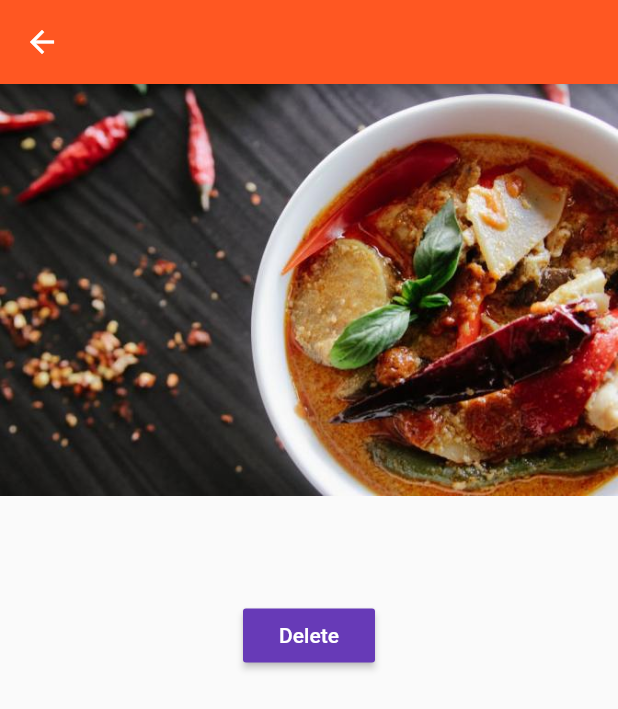
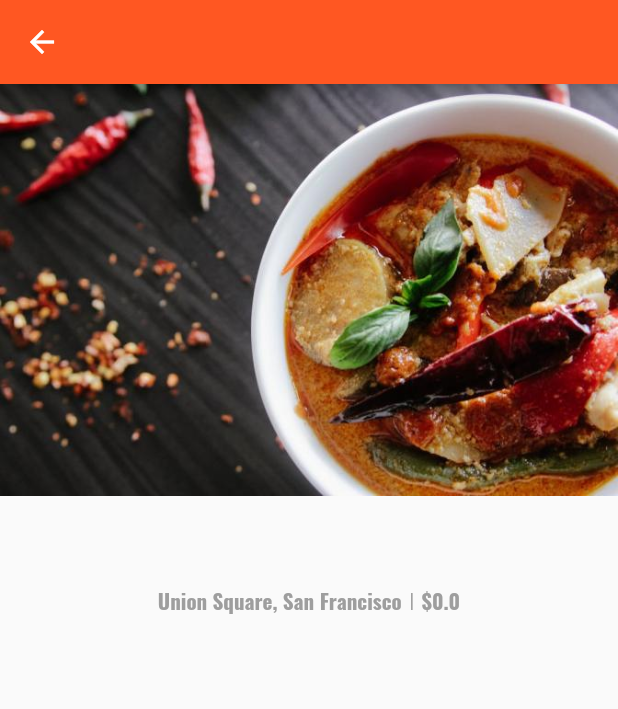
Before and after one commit to yapici/Udemy-Flutter-Tutorial, a Flutter app: the ProductAdmin screen opened by its route, after a tap on "Save", after a tap on "LOGIN", after a tap on the "info" icon, on a phone screen of 412 x 824 dp. Shown: the top 709 px of the screen. Run offline on Flutter 3.47's test engine with Material 2 defaults, Android fonts, the phone set to English and light mode, and no system bars.

Commit message:
End of Lecture 115: Code refactor

```diff
--- a/lib/main.dart
+++ b/lib/main.dart
@@ -66,6 +66,8 @@ class _MyAppState extends State<MyApp> {
             builder: (BuildContext context) => ProductPage(
                   _products[index]['title'],
                   _products[index]['image'],
+                  _products[index]['price'],
+                  _products[index]['description']
                 ),
           );
         }
--- a/lib/pages/auth.dart
+++ b/lib/pages/auth.dart
@@ -12,6 +12,58 @@ class _AuthPageState extends State<AuthPage> {
   String _passwordValue;
   bool _acceptTerms = false;
 
+  DecorationImage _buildBackgroundImage() {
+    return DecorationImage(
+        fit: BoxFit.cover,
+        colorFilter: ColorFilter.mode(
+            Colors.black.withOpacity(0.5), BlendMode.dstATop),
+        image: AssetImage('assets/background.jpg'));
+  }
+
+  Widget _buildEmailTextField() {
+    return TextField(
+      decoration: InputDecoration(
+          labelText: 'E-Mail', filled: true, fillColor: Colors.white),
+      keyboardType: TextInputType.emailAddress,
+      onChanged: (String value) {
+        setState(() {
+          _emailValue = value;
+        });
+      },
+    );
+  }
+
+  Widget _returnPasswordTextField() {
+    return TextField(
+      decoration: InputDecoration(
+          labelText: 'Password', filled: true, fillColor: Colors.white),
+      obscureText: true,
+      onChanged: (String value) {
+        setState(() {
+          _passwordValue = value;
+        });
+      },
+    );
+  }
+
+  Widget _buildAcceptSwitch() {
+    return SwitchListTile(
+      value: _acceptTerms,
+      onChanged: (bool value) {
+        setState(() {
+          _acceptTerms = value;
+        });
+      },
+      title: Text('Accept Terms'),
+    );
+  }
+
+  _submitForm() {
+    print(_emailValue);
+    print(_passwordValue);
+    Navigator.pushReplacementNamed(context, '/products');
+  }
+
   @override
   Widget build(BuildContext context) {
     return Scaffold(
@@ -20,45 +72,15 @@ class _AuthPageState extends State<AuthPage> {
       ),
       body: Container(
         decoration: BoxDecoration(
-            image: DecorationImage(
-                fit: BoxFit.cover,
-                colorFilter: ColorFilter.mode(
-                    Colors.black.withOpacity(0.5), BlendMode.dstATop),
-                image: AssetImage('assets/background.jpg'))),
+            image: _buildBackgroundImage()),
         padding: EdgeInsets.all(10.0),
         child: Center(
             child: SingleChildScrollView(
           child: Column(children: <Widget>[
-            TextField(
-              decoration: InputDecoration(
-                  labelText: 'E-Mail', filled: true, fillColor: Colors.white),
-              keyboardType: TextInputType.emailAddress,
-              onChanged: (String value) {
-                setState(() {
-                  _emailValue = value;
-                });
-              },
-            ),
+            _buildEmailTextField(),
             SizedBox(height: 10.0),
-            TextField(
-              decoration: InputDecoration(
-                  labelText: 'Password', filled: true, fillColor: Colors.white),
-              obscureText: true,
-              onChanged: (String value) {
-                setState(() {
-                  _passwordValue = value;
-                });
-              },
-            ),
-            SwitchListTile(
-              value: _acceptTerms,
-              onChanged: (bool value) {
-                setState(() {
-                  _acceptTerms = value;
-                });
-              },
-              title: Text('Accept Terms'),
-            ),
+            _returnPasswordTextField(),
+            _buildAcceptSwitch(),
             SizedBox(
               height: 10.0,
             ),
@@ -66,11 +88,7 @@ class _AuthPageState extends State<AuthPage> {
               color: Theme.of(context).primaryColor,
               textColor: Colors.white,
               child: Text('LOGIN'),
-              onPressed: () {
-                print(_emailValue);
-                print(_passwordValue);
-                Navigator.pushReplacementNamed(context, '/products');
-              },
+              onPressed: _submitForm,
             ),
           ]),
         )),
--- a/lib/pages/product.dart
+++ b/lib/pages/product.dart
@@ -1,43 +1,45 @@
+import 'dart:async';
+
 import 'package:flutter/material.dart';
-import 'dart:async';
 
 import '../widgets/ui_elements/title_default.dart';
 
 class ProductPage extends StatelessWidget {
   final String title;
   final String imageUrl;
+  final double price;
+  final String description;
 
-  ProductPage(this.title, this.imageUrl);
+  ProductPage(this.title, this.imageUrl, this.price, this.description);
 
-  _showWarningDialog(BuildContext context) {
-    showDialog(
-        context: context,
-        builder: (BuildContext context) {
-          return AlertDialog(
-              title: Text('Are you sure?'),
-              content: Text('This action cannot be undone!'),
-              actions: <Widget>[
-                FlatButton(
-                  child: Text('DISCARD'),
-                  onPressed: () {
-                    Navigator.pop(context);
-                  },
-                ),
-                FlatButton(
-                  child: Text('CONTINUE'),
-                  onPressed: () {
-                    Navigator.pop(context);
-                    Navigator.pop(context, true);
-                  },
-                )
-              ]);
-        });
+  Widget _buildAddressPriceRow() {
+    return Row(
+      mainAxisAlignment: MainAxisAlignment.center,
+      children: <Widget>[
+        Text(
+          'Union Square, San Francisco',
+          style: TextStyle(fontFamily: 'Oswald', color: Colors.grey),
+        ),
+        Container(
+          margin: EdgeInsets.symmetric(horizontal: 5.0),
+          child: Text(
+            '|',
+            style: TextStyle(color: Colors.grey),
+          ),
+        ),
+        Text(
+          '\$' + price.toString(),
+          style: TextStyle(fontFamily: 'Oswald', color: Colors.grey),
+        )
+      ],
+    );
   }
 
   @override
   Widget build(BuildContext context) {
     return WillPopScope(
       onWillPop: () {
+        print('Back button pressed!');
         Navigator.pop(context, false);
         return Future.value(false);
       },
@@ -53,14 +55,14 @@ class ProductPage extends StatelessWidget {
               padding: EdgeInsets.all(10.0),
               child: TitleDefault(title),
             ),
+            _buildAddressPriceRow(),
             Container(
               padding: EdgeInsets.all(10.0),
-              child: RaisedButton(
-                  color: Theme.of(context).accentColor,
-                  textColor: Colors.white,
-                  child: Text('Delete'),
-                  onPressed: () => _showWarningDialog(context)),
-            ),
+              child: Text(
+                description,
+                textAlign: TextAlign.center,
+              ),
+            )
           ],
         ),
       ),
--- a/lib/pages/product_admin.dart
+++ b/lib/pages/product_admin.dart
@@ -9,12 +9,8 @@ class ProductAdmin extends StatelessWidget {
 
   ProductAdmin(this.addProduct, this.deleteProduct);
 
-  @override
-  Widget build(BuildContext context) {
-    return DefaultTabController(
-      length: 2,
-      child: Scaffold(
-        drawer: Drawer(
+  Widget _buildSideDrawer(BuildContext context) {
+    return Drawer(
       child: Column(children: <Widget>[
         AppBar(
           automaticallyImplyLeading: false,
@@ -26,7 +22,15 @@ class ProductAdmin extends StatelessWidget {
           onTap: () => Navigator.pushReplacementNamed(context, '/'),
         ),
       ]),
-        ),
+    );
+  }
+
+  @override
+  Widget build(BuildContext context) {
+    return DefaultTabController(
+      length: 2,
+      child: Scaffold(
+        drawer: _buildSideDrawer(context),
         appBar: AppBar(
           title: Text('Manage Products'),
           bottom: TabBar(tabs: <Widget>[
--- a/lib/pages/product_create.dart
+++ b/lib/pages/product_create.dart
@@ -16,21 +16,19 @@ class _ProductCreatePageState extends State<ProductCreatePage> {
   String _descriptionValue = '';
   double _priceValue = 0.0;
 
-  @override
-  Widget build(BuildContext context) {
-    return Container(
-        margin: EdgeInsets.all(10.0),
-        child: ListView(
-          children: <Widget>[
-            TextField(
+  Widget _buildTitleTextField() {
+    return TextField(
       decoration: InputDecoration(labelText: 'Product Title'),
       onChanged: (String value) {
         setState(() {
           _titleValue = value;
         });
       },
-            ),
-            TextField(
+    );
+  }
+
+  Widget _buildDescriptionTextField() {
+    return TextField(
       decoration: InputDecoration(labelText: 'Product Description'),
       maxLines: 4,
       onChanged: (String value) {
@@ -38,8 +36,11 @@ class _ProductCreatePageState extends State<ProductCreatePage> {
           _descriptionValue = value;
         });
       },
-            ),
-            TextField(
+    );
+  }
+
+  Widget _buildPriceTextField() {
+    return TextField(
       decoration: InputDecoration(labelText: 'Product Price'),
       keyboardType: TextInputType.number,
       onChanged: (String value) {
@@ -47,13 +48,10 @@ class _ProductCreatePageState extends State<ProductCreatePage> {
           _priceValue = double.parse(value);
         });
       },
-            ),
-            SizedBox(height: 10.0),
-            RaisedButton(
-              child: Text('Save'),
-              color: Theme.of(context).accentColor,
-              textColor: Colors.white,
-              onPressed: () {
+    );
+  }
+
+  _submitForm() {
     final Map<String, dynamic> product = {
       'title': _titleValue,
       'description': _descriptionValue,
@@ -63,7 +61,23 @@ class _ProductCreatePageState extends State<ProductCreatePage> {
 
     widget.addProduct(product);
     Navigator.pushReplacementNamed(context, "/");
-              },
+  }
+
+  @override
+  Widget build(BuildContext context) {
+    return Container(
+        margin: EdgeInsets.all(10.0),
+        child: ListView(
+          children: <Widget>[
+            _buildTitleTextField(),
+            _buildDescriptionTextField(),
+            _buildPriceTextField(),
+            SizedBox(height: 10.0),
+            RaisedButton(
+              child: Text('Save'),
+              color: Theme.of(context).accentColor,
+              textColor: Colors.white,
+              onPressed: _submitForm,
             )
           ],
         ));
--- a/lib/pages/products.dart
+++ b/lib/pages/products.dart
@@ -7,10 +7,8 @@ class ProductsPage extends StatelessWidget {
 
   ProductsPage(this.products);
 
-  @override
-  Widget build(BuildContext context) {
-    return Scaffold(
-      drawer: Drawer(
+  Widget _buildSideDrawer(BuildContext context) {
+    return Drawer(
       child: Column(children: <Widget>[
         AppBar(
           automaticallyImplyLeading: false,
@@ -22,7 +20,13 @@ class ProductsPage extends StatelessWidget {
           onTap: () => Navigator.pushReplacementNamed(context, '/admin'),
         ),
       ]),
-      ),
+    );
+  }
+
+  @override
+  Widget build(BuildContext context) {
+    return Scaffold(
+      drawer: _buildSideDrawer(context),
       appBar: AppBar(
         title: Text('EasyList'),
         actions: <Widget>[
--- a/lib/widgets/products/price_tag.dart
+++ b/lib/widgets/products/price_tag.dart
@@ -12,6 +12,6 @@ class PriceTag extends StatelessWidget {
         decoration: BoxDecoration(
             color: Theme.of(context).accentColor,
             borderRadius: BorderRadius.circular(5.0)),
-        child: Text('\$$price}', style: TextStyle(color: Colors.white)));
+        child: Text('\$$price', style: TextStyle(color: Colors.white)));
   }
 }
--- a/lib/widgets/products/product_card.dart
+++ b/lib/widgets/products/product_card.dart
@@ -10,13 +10,8 @@ class ProductCard extends StatelessWidget {
 
   ProductCard(this.product, this.productIndex);
 
-  @override
-  Widget build(BuildContext context) {
-    return Card(
-      child: Column(
-        children: <Widget>[
-          Image.asset(product['image']),
-          Container(
+  Widget _buildTitlePriceRow() {
+    return Container(
         padding: EdgeInsets.only(top: 10.0),
         child: Row(
           mainAxisAlignment: MainAxisAlignment.center,
@@ -27,9 +22,11 @@ class ProductCard extends StatelessWidget {
             ),
             PriceTag(product['price'].toString())
           ],
-              )),
-          AddressTag('Union Square, San Francisco'),
-          ButtonBar(
+        ));
+  }
+
+  Widget _buildActionButtons(BuildContext context) {
+    return ButtonBar(
       alignment: MainAxisAlignment.center,
       children: <Widget>[
         IconButton(
@@ -47,7 +44,18 @@ class ProductCard extends StatelessWidget {
               context, '/product/' + productIndex.toString()),
         )
       ],
-          )
+    );
+  }
+
+  @override
+  Widget build(BuildContext context) {
+    return Card(
+      child: Column(
+        children: <Widget>[
+          Image.asset(product['image']),
+          _buildTitlePriceRow(),
+          AddressTag('Union Square, San Francisco'),
+          _buildActionButtons(context)
         ],
       ),
     );
```
Also changed, not shown: 2 other files. Lines whose indentation alone changed are shown as unchanged.
